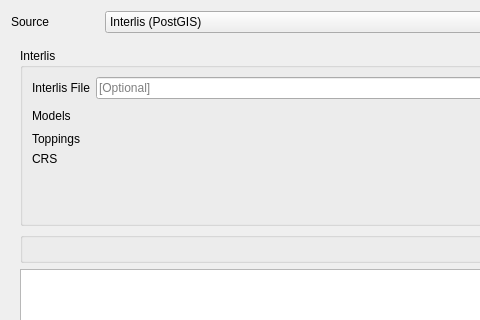
First picture: the form in QgisModelBaker/ui/generate_project.ui, repository opengisch/QgisModelBaker, before the edit; both pictures show x 0 to 480 and y 0 to 320 of the 641 by 803 pixel window.
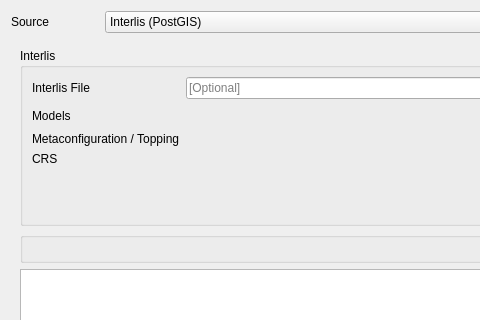
Second picture: the form after the edit. Custom widgets are drawn as their Qt base class.

Patch:
```diff
--- a/QgisModelBaker/ui/generate_project.ui
+++ b/QgisModelBaker/ui/generate_project.ui
@@ -120,7 +120,7 @@
           <item row="2" column="0">
            <widget class="QLabel" name="label_2">
             <property name="text">
-             <string>Toppings</string>
+             <string>Metaconfiguration / Topping</string>
             </property>
            </widget>
           </item>
```
Left out of the diff: 2 changed lines with no effect on the pictures.
